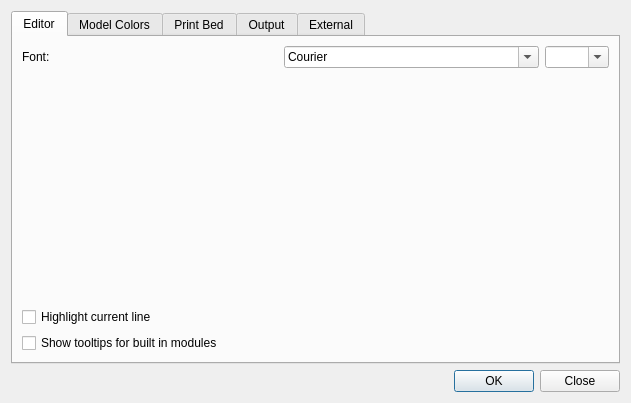
Above: src/ui/preferences.ui from GilesBathgate/RapCAD before the change. Below: the same form after it.
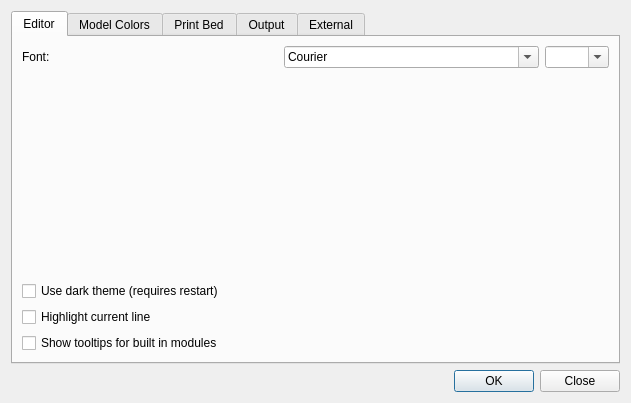
That is the form after the change. The open tabs and pages were chosen to show the change.

Commit message: Added a dark theme preference

What changed in the file:
```diff
--- a/src/ui/preferences.ui
+++ b/src/ui/preferences.ui
@@ -79,6 +79,13 @@
            </property>
           </spacer>
          </item>
+         <item>
+          <widget class="QCheckBox" name="darkThemeCheckBox">
+           <property name="text">
+            <string>Use dark theme (requires restart)</string>
+           </property>
+          </widget>
+         </item>
          <item>
           <widget class="QCheckBox" name="highlightLineCheckbox">
            <property name="text">
```
The commit also changes 8 other files.
